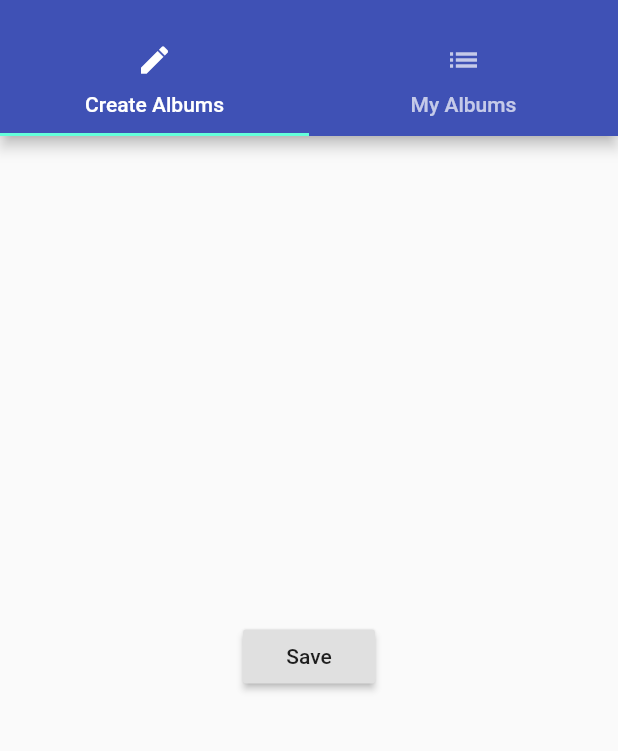
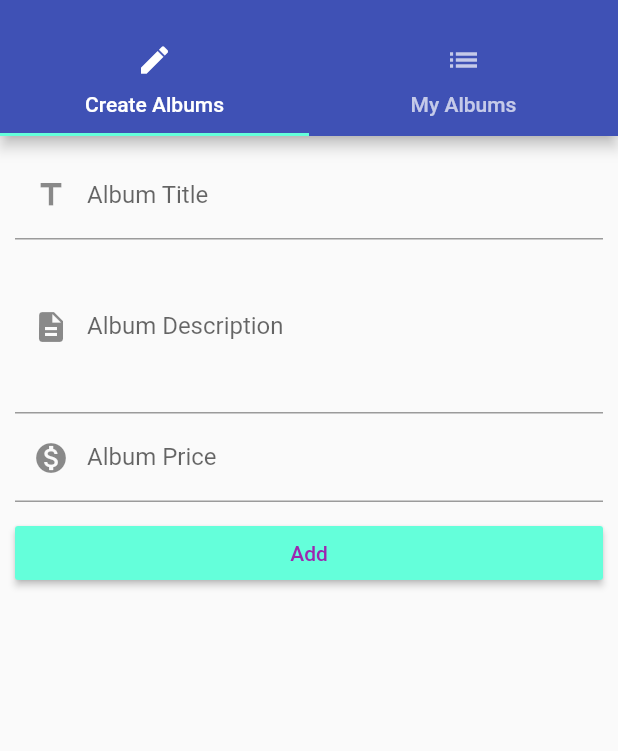
Before and after one commit to kumaruday691/flutter_course, a Flutter app: the ManageAlbumsPage screen opened by its route, on a phone screen of 412 x 824 dp, the part 59-810 px from its top. Run offline on Flutter 3.47's test engine with Material 2 defaults, Android fonts, the phone set to English and light mode, and no system bars.

Commit message:
move add behavior into admin page with text input . add auth page to accept input values

```diff
--- a/lib/domain/album.dart
+++ b/lib/domain/album.dart
@@ -3,11 +3,12 @@ import 'package:flutter/material.dart';
 class Album {
 
   //Constructor
-  Album({this.title, this.imageUrl, this.description});
+  Album({this.title, this.imageUrl, this.description, this.price});
 
   //Properties
   String title;
   String imageUrl;
   String description;
+  double price;
 
 }
--- a/lib/pages/createAlbum.dart
+++ b/lib/pages/createAlbum.dart
@@ -1,20 +1,70 @@
 import 'package:flutter/material.dart';
 
-class CreateAlbumPage extends StatelessWidget{
+import '../domain/album.dart';
+
+class CreateAlbumPage extends StatefulWidget {
+
+  final Function addAlbum;
+  final Function deleteAlbum;
+
+  CreateAlbumPage(this.addAlbum, this.deleteAlbum);
+
   @override
-    Widget build(BuildContext context) {
-      return Center(
-        child: RaisedButton (
-          child: Text('Save'),
-          onPressed: () {
-            showModalBottomSheet(context: context,
-            builder: (context){
-              return Center(
-                child: Text("This page is coming soon.."),
-              );
+  State<StatefulWidget> createState() {
+    return _CreateAlbumPageState();
+  }
+}
+
+class _CreateAlbumPageState extends State<CreateAlbumPage> {
+  String _titleValue = "";
+  String _description = "";
+  double _price = 0;
+
+  @override
+  Widget build(BuildContext context) {
+    return Container(
+      margin: EdgeInsets.all(10.0),
+      child: ListView(
+      children: <Widget>[
+        TextField(
+          decoration: InputDecoration(labelText: "Album Title", prefixIcon: Icon(Icons.title)),
+          onChanged: (String value) {
+            setState(() {
+              _titleValue = value;
             });
           },
         ),
-      );
-    }
+        TextField(
+          decoration: InputDecoration(labelText: "Album Description", prefixIcon: Icon(Icons.description)),
+          maxLines: 4,
+          onChanged: (String value) {
+            setState(() {
+              _description = value;
+            });
+          },
+        ),
+        TextField(
+          decoration: InputDecoration(labelText: "Album Price", prefixIcon: Icon(Icons.monetization_on)),
+          keyboardType: TextInputType.number,
+          onChanged: (String value) {
+            setState(() {
+              _price = double.parse(value);
+            });
+          },
+        ),
+        SizedBox(height: 10.0,),
+        RaisedButton(
+          color: Theme.of(context).accentColor,
+          textColor: Colors.purple,
+          child: Text("Add"),
+          onPressed: () {
+            final  newAlbum =  Album(description: _description, title: _titleValue, price: _price, imageUrl: 'assets/744857.jpg');
+            widget.addAlbum(newAlbum);
+            Navigator.pushReplacementNamed(context, '/albums');
+          },
+
+        )
+      ],
+    ),);
+  }
 }
--- a/lib/pages/manageAlbums.dart
+++ b/lib/pages/manageAlbums.dart
@@ -1,10 +1,16 @@
 import 'package:flutter/material.dart';
 
-import './showAlbums.dart';
 import './listAlbums.dart';
 import './createAlbum.dart';
 
 class ManageAlbumsPage extends StatelessWidget {
+
+  final Function addAlbum;
+  final Function deleteAlbum;
+
+  ManageAlbumsPage(this.addAlbum, this.deleteAlbum);
+
+
   @override
   Widget build(BuildContext context) {
     return DefaultTabController(
@@ -20,7 +26,7 @@ class ManageAlbumsPage extends StatelessWidget {
             ListTile(
               title: Text('All Albums'),
               onTap: () {
-                Navigator.pushReplacementNamed(context, '/');
+                Navigator.pushReplacementNamed(context, '/albums');
               },
             )
           ],
@@ -42,7 +48,7 @@ class ManageAlbumsPage extends StatelessWidget {
         ),
         body: TabBarView(
           children: <Widget>[
-            CreateAlbumPage(),
+            CreateAlbumPage(addAlbum, deleteAlbum),
             ListAlbumPage(),
           ],
         ),
```
Also changed, not shown: lib/album_control.dart (deleted, +0 -22 lines), lib/albums.dart (+1 -7 lines), lib/albums_manager.dart (+2 -11 lines), lib/main.dart (+4 -3 lines), lib/pages/auth.dart (+50 -8 lines), lib/pages/showAlbums.dart (+2 -5 lines).
